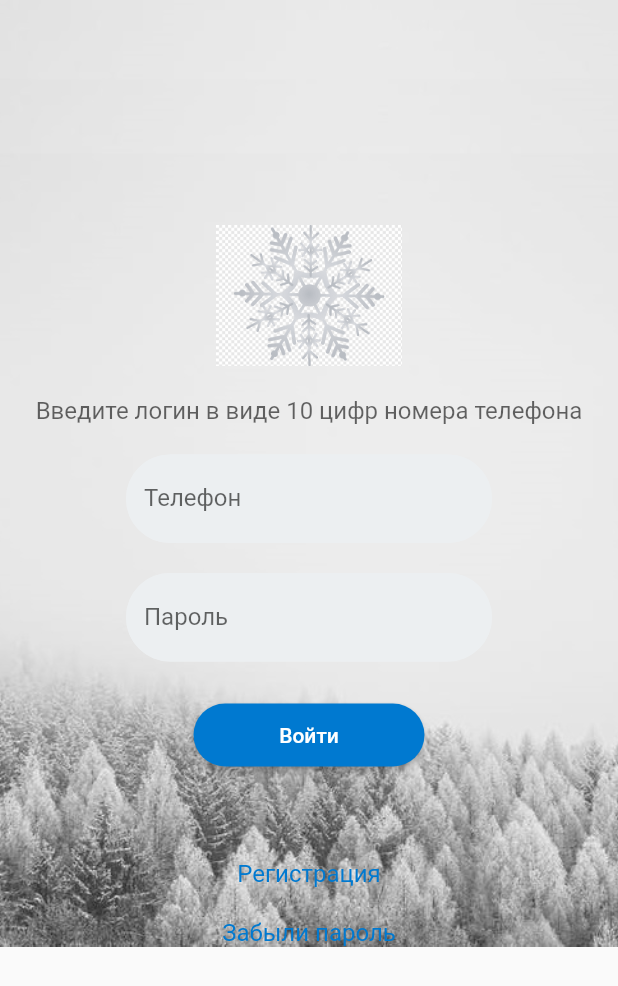
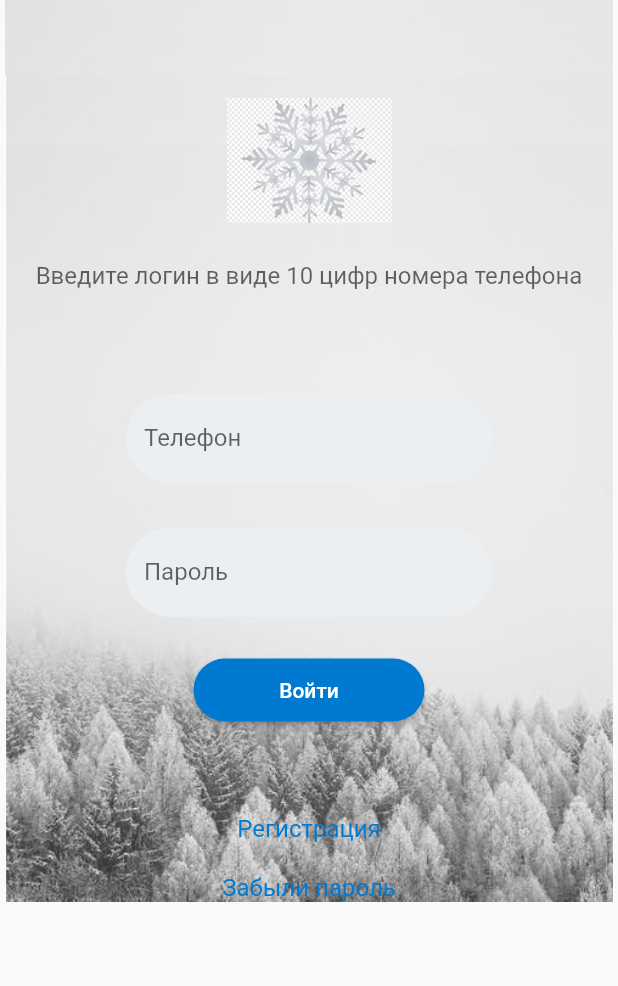
Before and after one commit to Arhe1/app2, a Flutter app: the screen it shows after launch, on a phone screen of 412 x 824 dp. Shown: the top 986 px of the screen. Run offline on Flutter 3.47's test engine with Material 2 defaults, Android fonts, the phone set to English and light mode, and no system bars.

Commit message:
уроки по 2.3

```diff
--- a/lib/main.dart
+++ b/lib/main.dart
@@ -19,25 +19,24 @@ class MyApp extends StatelessWidget {
         color: Color(0xFF0079D0),
     );
 
-
     return MaterialApp(
       home: Scaffold(
         body:Container(
           decoration: BoxDecoration(
             image: DecorationImage(
               image: AssetImage('assets/space3.jpeg'),
-              fit: BoxFit.cover,
+              fit: BoxFit.fitHeight,
             )
           ),
           width: double.infinity,
           child: SingleChildScrollView(
             child: Column(children: [
-              SizedBox(height: 150,),
-              const SizedBox(width: 130, height: 94, child: const Image(image: AssetImage('assets/space2.png')),),
+              SizedBox(height: 60,),
+              SizedBox(width: 110, height: 94, child: const Image(image: AssetImage('assets/space2.png')),),
               SizedBox(height: 20,),
               Text('Введите логин в виде 10 цифр номера телефона',
               style: TextStyle(fontSize: 16, color: Color.fromRGBO(0, 0, 0, 0.6)),),
-              SizedBox(height: 20,),
+              SizedBox(height: 70,),
               SizedBox(width: 244,
                 child: TextField(
                   keyboardType: TextInputType.phone,
@@ -50,7 +49,7 @@ class MyApp extends StatelessWidget {
                   ),
                 ),
               ),
-              SizedBox(height: 20,),
+              SizedBox(height: 30,),
               SizedBox(width: 244,
                 child: TextField(
                   keyboardType: TextInputType.number,
--- a/pubspec.yaml
+++ b/pubspec.yaml
@@ -49,6 +49,7 @@ flutter:
   - assets/space3.jpeg
 
 
+
   # To add assets to your application, add an assets section, like this:
   # assets:
   #   - images/a_dot_burr.jpeg
```
Also changed, not shown: lib/text_demo_screen.dart (added, +49 -0 lines), assets/space4.jpeg (added).
